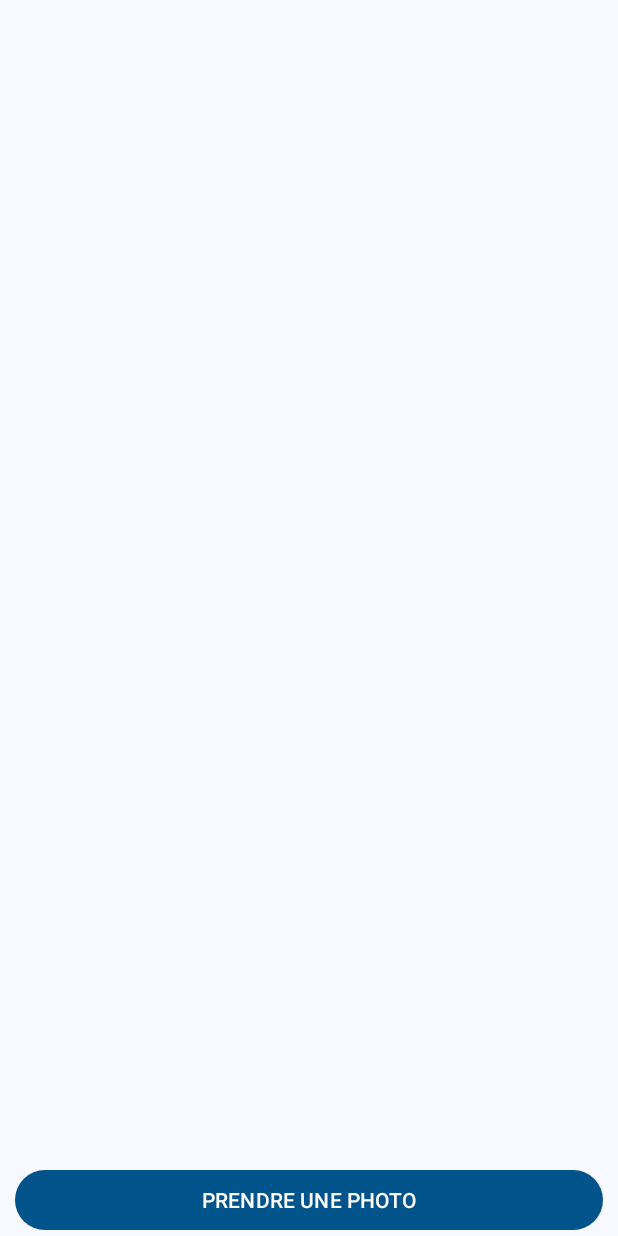
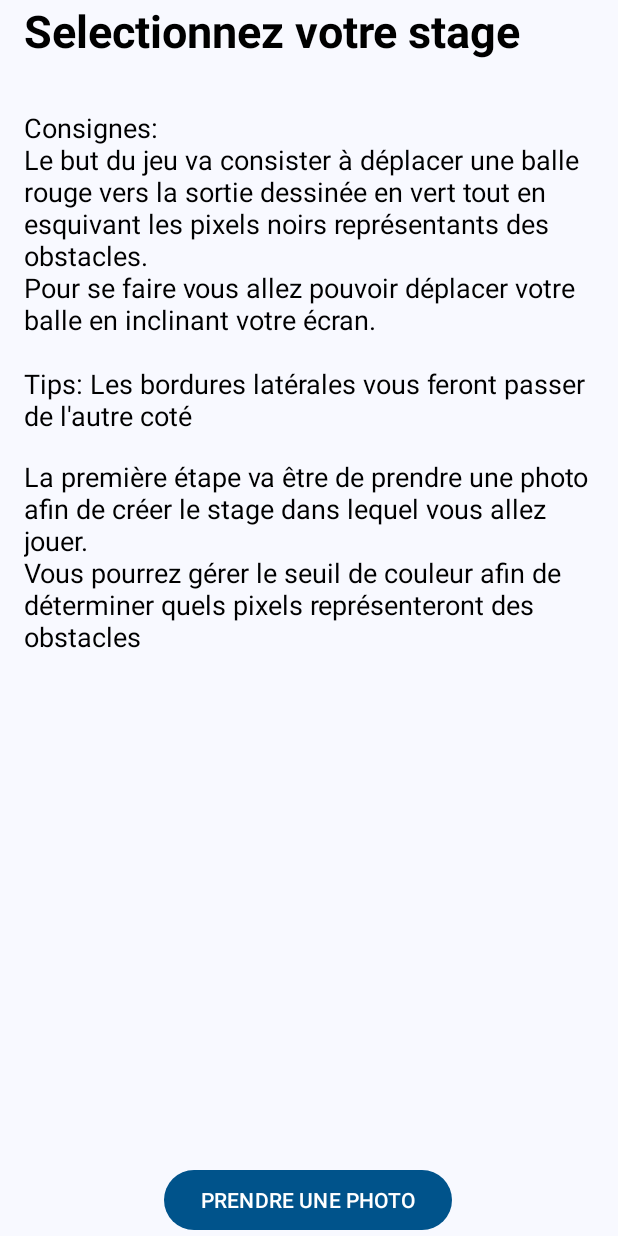
Before and after one commit to MastersGame/android-game, an Android app: the PhotoActivity screen opened directly, with no data from a screen before it, on a phone screen of 412 x 824 dp. Run offline under Robolectric (Android 15) with nearby library versions, the phone set to English and light mode, and no system bars.

Commit message:
consignes

```diff
--- a/app/src/main/java/helloandroid/ut3/minigame/activities/PhotoActivity.java
+++ b/app/src/main/java/helloandroid/ut3/minigame/activities/PhotoActivity.java
@@ -24,7 +24,6 @@ public class PhotoActivity extends AppCompatActivity {
         super.onCreate(savedInstanceState);
         setContentView(R.layout.photo);
         imageService = ImageService.getInstance();
-        photo = findViewById(R.id.photo);
         takePictureLauncher = registerForActivityResult(new ActivityResultContracts.StartActivityForResult(),
                 result -> {
                     if (result.getResultCode() == RESULT_OK) {
--- a/app/src/main/res/layout/photo.xml
+++ b/app/src/main/res/layout/photo.xml
@@ -1,18 +1,67 @@
 <?xml version="1.0" encoding="utf-8"?>
 <androidx.constraintlayout.widget.ConstraintLayout xmlns:android="http://schemas.android.com/apk/res/android"
+    xmlns:app="http://schemas.android.com/apk/res-auto"
     android:layout_width="match_parent"
-    android:layout_height="match_parent"
-    xmlns:app="http://schemas.android.com/apk/res-auto">
-    <ImageView
-        android:id="@+id/photo"
+    android:layout_height="match_parent">
+
+    <TextView
+        android:id="@+id/title"
         android:layout_width="match_parent"
-        android:layout_height="match_parent"></ImageView>
+        android:layout_height="wrap_content"
+        android:layout_marginStart="16dp"
+        android:layout_marginEnd="16dp"
+        android:text="Selectionnez votre stage"
+        android:textColor="@android:color/black"
+        android:textSize="30sp"
+        android:textStyle="bold"
+        app:layout_constraintEnd_toEndOf="parent"
+        app:layout_constraintHorizontal_bias="0.0"
+        app:layout_constraintStart_toStartOf="parent"
+        app:layout_constraintTop_toTopOf="parent" />
+
+    <TextView
+        android:id="@+id/consignes"
+        android:layout_width="match_parent"
+        android:layout_height="wrap_content"
+        android:layout_marginStart="16dp"
+        android:layout_marginTop="32dp"
+        android:layout_marginEnd="16dp"
+        android:layout_marginBottom="7dp"
+        android:text="Consignes:\nLe but du jeu va consister à déplacer une balle rouge vers la sortie dessinée en vert tout en esquivant les pixels noirs représentants des obstacles.
+        \nPour se faire vous allez pouvoir déplacer votre balle en inclinant votre écran.\n\nTips: Les bordures latérales vous feront passer de l'autre coté"
+        android:textColor="@android:color/black"
+        android:textSize="18sp"
+        app:layout_constraintBottom_toTopOf="@id/instructionsTextView"
+        app:layout_constraintEnd_toEndOf="parent"
+        app:layout_constraintHorizontal_bias="0.0"
+        app:layout_constraintStart_toStartOf="parent"
+        app:layout_constraintTop_toBottomOf="@+id/title" />
+
+    <TextView
+        android:id="@+id/instructionsTextView"
+        android:layout_width="match_parent"
+        android:layout_height="wrap_content"
+        android:layout_marginStart="16dp"
+        android:layout_marginTop="16dp"
+        android:layout_marginEnd="16dp"
+        android:text="La première étape va être de prendre une photo afin de créer le stage dans lequel vous allez jouer.\nVous pourrez gérer le seuil de couleur afin de déterminer quels pixels représenteront des obstacles"
+        android:textColor="@android:color/black"
+        android:textSize="18sp"
+        app:layout_constraintEnd_toEndOf="parent"
+        app:layout_constraintHorizontal_bias="0.0"
+        app:layout_constraintStart_toStartOf="parent"
+        app:layout_constraintTop_toBottomOf="@+id/consignes" />
+
     <Button
         android:id="@+id/take_photo"
-        android:layout_width="match_parent"
+        android:layout_width="wrap_content"
         android:layout_height="wrap_content"
-        android:layout_marginHorizontal="10dp"
+        android:layout_marginStart="10dp"
+        android:layout_marginEnd="10dp"
         android:text="PRENDRE UNE PHOTO"
-        app:layout_constraintBottom_toBottomOf="parent"/>
+        app:layout_constraintBottom_toBottomOf="parent"
+        app:layout_constraintEnd_toEndOf="parent"
+        app:layout_constraintHorizontal_bias="0.497"
+        app:layout_constraintStart_toStartOf="parent" />
 
 </androidx.constraintlayout.widget.ConstraintLayout>
```
